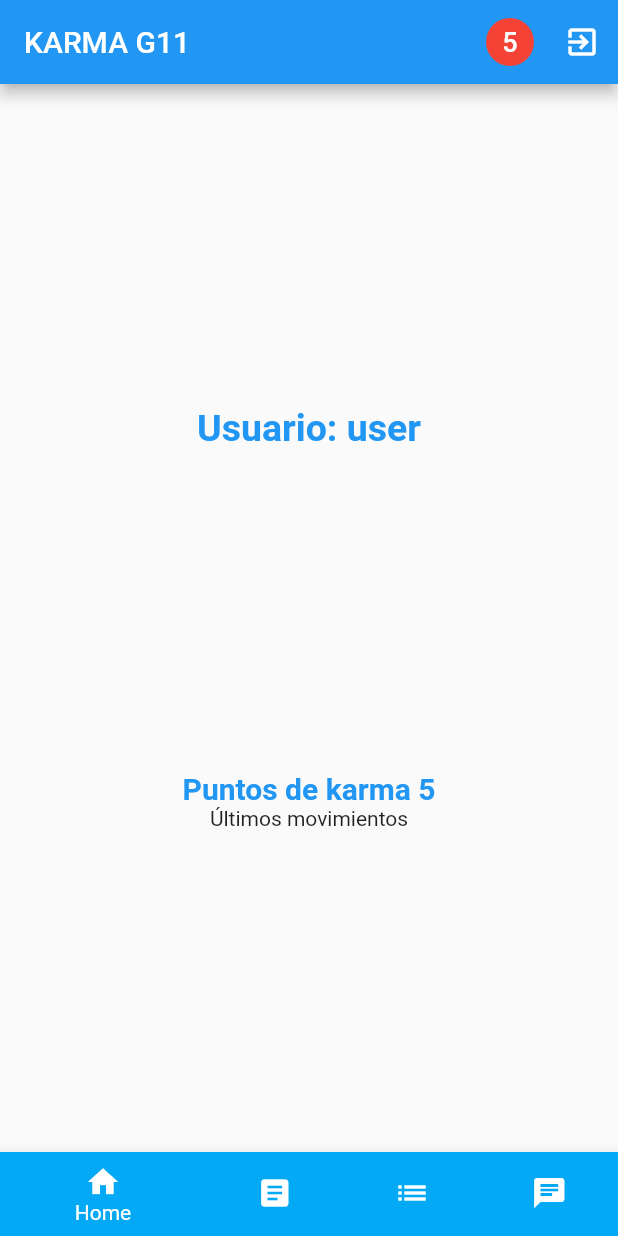
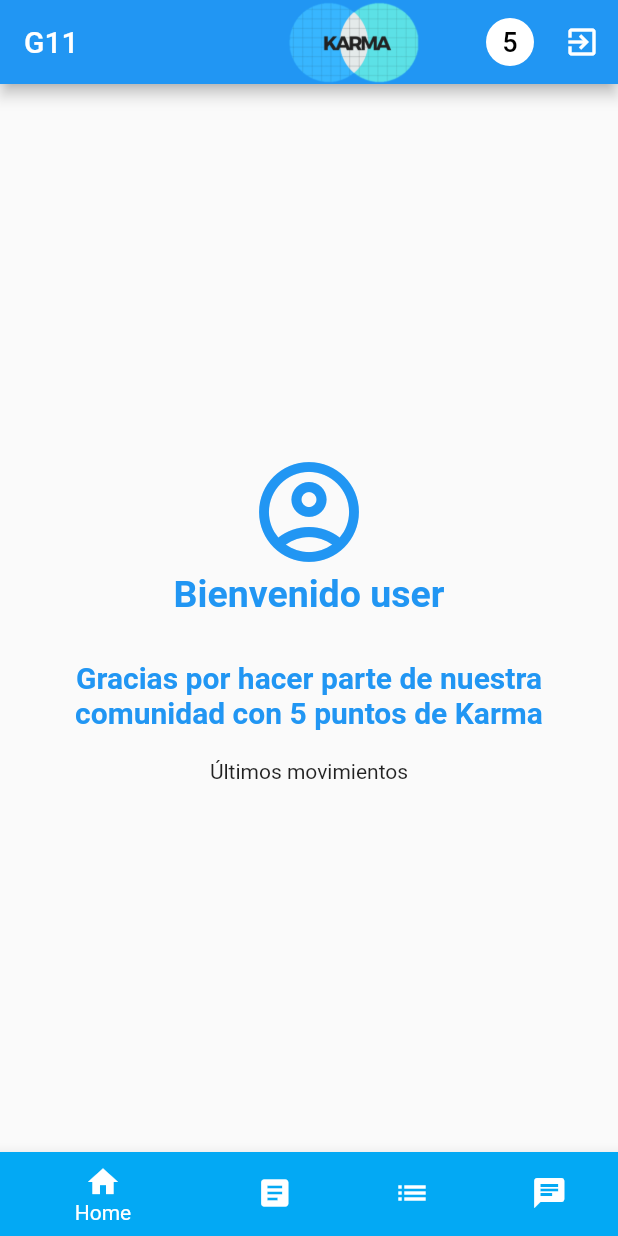
Before and after one commit to laznar/KarmaFlutterG11, a Flutter app: the BottonNavigator screen opened directly, on a phone screen of 412 x 824 dp. Run offline on Flutter 3.47's test engine with Material 2 defaults, Android fonts, the phone set to English and light mode, and no system bars; our stand-ins replace cloud_firestore, firebase_auth, firebase_database, shared_preferences; accounts and stored records are empty.

Commit message:
mejoras pagina principal

```diff
--- a/lib/base_pages/botton_nav.dart
+++ b/lib/base_pages/botton_nav.dart
@@ -33,14 +33,20 @@ class _BottonNavigatorState extends State<BottonNavigator> {
   Widget build(BuildContext context) {
     return Scaffold(
       appBar: AppBar(
-        title: const Text('KARMA G11'),
+        title: const Text('G11'),
         actions: [
+          Container(
+            width: 160.0,
+            alignment: Alignment.center,
+            padding: EdgeInsets.all(0),
+            child: Image.asset('assets/karma.png', fit: BoxFit.fill),
+          ),
           IconButton(
             icon: new CircleAvatar(
-                backgroundColor: Colors.red,
+                backgroundColor: Colors.white,
                 child: Text("5",
                     style: TextStyle(
-                        color: Colors.white,
+                        color: Colors.black,
                         fontSize: 18.0,
                         fontWeight: FontWeight.w500))),
             tooltip: 'Points',
--- a/lib/pages/favor_board_page.dart
+++ b/lib/pages/favor_board_page.dart
@@ -134,8 +134,7 @@ class _FavorBoardState extends State<FavorBoard> {
             borderRadius: BorderRadius.circular(26.0),
           ),
           backgroundColor: Colors.blue,
-          content: Container(
-              height: 100,
+          content: SingleChildScrollView(
               child:Column(
 
                 children: [
--- a/lib/pages/home_page.dart
+++ b/lib/pages/home_page.dart
@@ -3,6 +3,7 @@ import 'package:KarmaG11/models/karma_model.dart';
 import 'package:KarmaG11/providers/authProvider.dart';
 import 'package:cloud_firestore/cloud_firestore.dart';
 import 'package:flutter/material.dart';
+import 'package:flutter/widgets.dart';
 import 'package:provider/provider.dart';
 
 class HomeView extends StatelessWidget {
@@ -15,22 +16,40 @@ class HomeView extends StatelessWidget {
             mainAxisAlignment: MainAxisAlignment.start,
             children: <Widget>[
           Spacer(),
+          Container(
+            width: 100.0,
+            alignment: Alignment.center,
+            padding: EdgeInsets.all(0),
+            child: Icon(
+              Icons.account_circle_outlined,
+              size: 80,
+              color: Colors.blue,
+            ),
+          ),
           Text(
-            "Usuario: " + '$user',
+            "Bienvenido " + '$user',
             style: TextStyle(
                 color: Colors.blue, fontSize: 25, fontWeight: FontWeight.bold),
+            textAlign: TextAlign.center,
           ),
-          Spacer(),
-          Text("Puntos de karma " + '$karmapoints',
+              SizedBox(height: 30),
+          Text(
+              "Gracias por hacer parte de nuestra comunidad con " +
+                  '$karmapoints' +
+                  ' puntos de Karma',
+            textAlign: TextAlign.center,
               style: TextStyle(
                   color: Colors.blue,
                   fontSize: 20,
-                  fontWeight: FontWeight.bold)),
+                  fontWeight: FontWeight.bold,
+                  )),
+              SizedBox(height: 20),
           Text("Últimos movimientos"),
           Spacer()
         ]));
     //return _buildBody(context);
   }
+
   Widget _buildBody(BuildContext context) {
     return StreamBuilder<QuerySnapshot>(
       stream: Firestore.instance.collection('baby').snapshots(),
```
